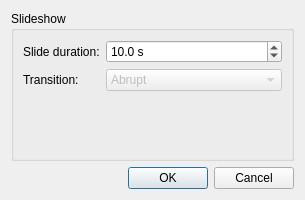
Qt form slideshowoptions.ui (callaa/Piqs) before a commit.
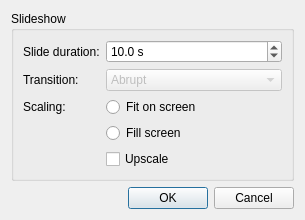
The same form after that commit.

Commit message: Configurable slideshow scaling mode.

Patch:
```diff
--- a/slideshowoptions.ui
+++ b/slideshowoptions.ui
@@ -7,7 +7,7 @@
     <x>0</x>
     <y>0</y>
     <width>305</width>
-    <height>200</height>
+    <height>202</height>
    </rect>
   </property>
   <property name="windowTitle">
@@ -70,6 +70,43 @@
           </item>
          </widget>
         </item>
+        <item row="2" column="0">
+         <widget class="QLabel" name="label_3">
+          <property name="text">
+           <string>Scaling:</string>
+          </property>
+         </widget>
+        </item>
+        <item row="2" column="1">
+         <widget class="QRadioButton" name="scalefit">
+          <property name="toolTip">
+           <string>Make sure the whole image is visible</string>
+          </property>
+          <property name="text">
+           <string>Fit on screen</string>
+          </property>
+         </widget>
+        </item>
+        <item row="3" column="1">
+         <widget class="QRadioButton" name="scalefill">
+          <property name="toolTip">
+           <string>Fill the screen if image is larger or upscaling is enabled</string>
+          </property>
+          <property name="text">
+           <string>Fill screen</string>
+          </property>
+         </widget>
+        </item>
+        <item row="4" column="1">
+         <widget class="QCheckBox" name="scaleupscale">
+          <property name="toolTip">
+           <string>Scale the image up if it is smaller than the screen</string>
+          </property>
+          <property name="text">
+           <string>Upscale</string>
+          </property>
+         </widget>
+        </item>
        </layout>
       </item>
      </layout>
```
The commit also changes 3 other files.
